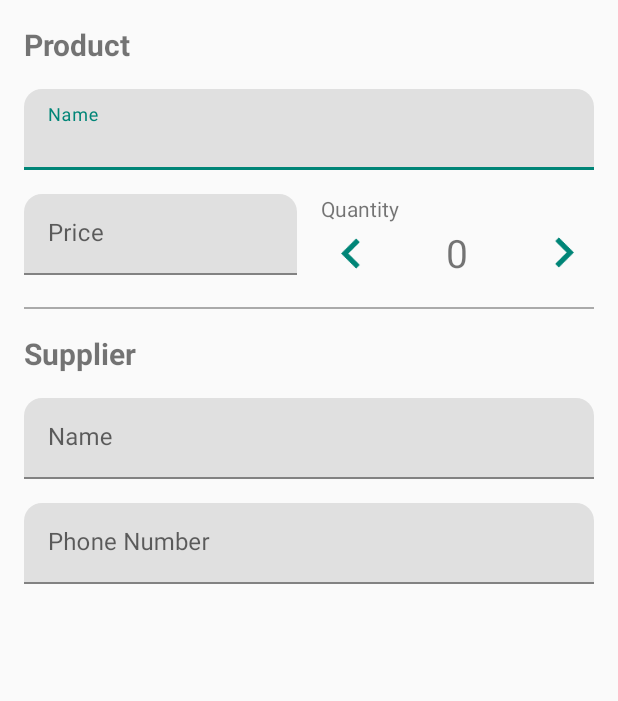
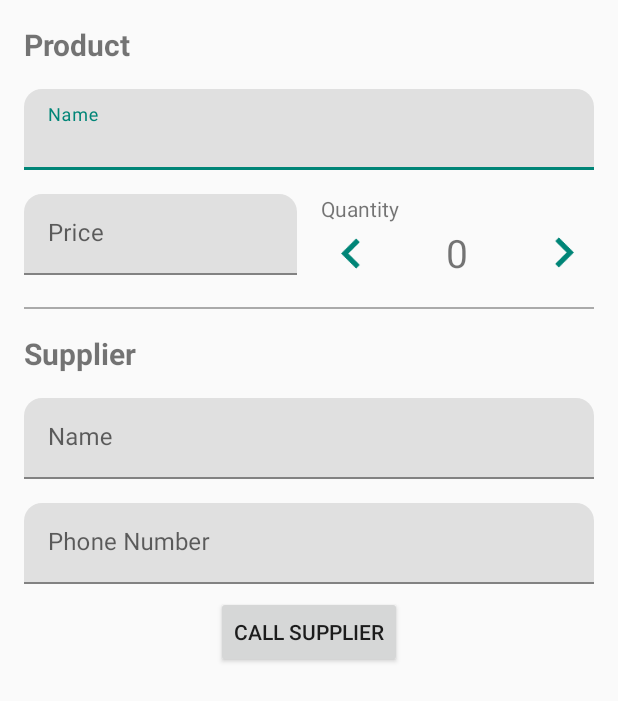
Before and after one commit to LuizPelegrini/ABND_P7, an Android app: the layout details_layout.xml on its own in the app's theme, with its tools: preview values and no code run, on a phone screen of 412 x 824 dp. Shown: the top 701 px of the screen. Run offline under Robolectric (Android 15) with nearby library versions, the phone set to English and light mode, and no system bars.

Commit message:
Add call supplier button in DetailsActivity to open phone app

```diff
--- a/app/src/main/AndroidManifest.xml
+++ b/app/src/main/AndroidManifest.xml
@@ -1,6 +1,7 @@
 <?xml version="1.0" encoding="utf-8"?>
 <manifest xmlns:android="http://schemas.android.com/apk/res/android"
     package="com.example.android.abnd_p7">
+    <uses-permission android:name="android.permission.CALL_PHONE"/>
 
     <application
         android:allowBackup="true"
@@ -27,5 +28,4 @@
             android:name=".data.ProductProvider"
             android:exported="false"/>
     </application>
-
 </manifest>
--- a/app/src/main/java/com/example/android/abnd_p7/adapter/ProductRecyclerAdapter.java
+++ b/app/src/main/java/com/example/android/abnd_p7/adapter/ProductRecyclerAdapter.java
@@ -54,8 +54,6 @@ public class ProductRecyclerAdapter extends RecyclerView.Adapter<ProductRecycler
                 public void onClick(View v) {
                     // Creates the intent
                     Intent intent = new Intent(context, DetailsActivity.class);
-
-                    Log.d(TAG, "Id: " + id);
 
                     // Creates the uri based on the product id
                     Uri uri = ContentUris.withAppendedId(StoreContract.ProductEntry.CONTENT_URI, id);
--- a/app/src/main/res/layout/activity_main.xml
+++ b/app/src/main/res/layout/activity_main.xml
@@ -39,6 +39,7 @@
         android:layout_height="match_parent"/>
 
     <ImageView
+        android:id="@+id/no_products_image"
         android:layout_width="wrap_content"
         android:layout_height="wrap_content"
         android:layout_centerInParent="true"
--- a/app/src/main/res/layout/details_layout.xml
+++ b/app/src/main/res/layout/details_layout.xml
@@ -148,5 +148,13 @@
                 android:inputType="phone"
                 android:singleLine="true"/>
         </android.support.design.widget.TextInputLayout>
+
+        <Button
+            android:id="@+id/call_supplier_button"
+            android:layout_width="wrap_content"
+            android:layout_height="wrap_content"
+            android:layout_gravity="center_horizontal"
+            android:layout_marginTop="@dimen/margin_item_view"
+            android:text="@string/call_supplier"/>
     </LinearLayout>
 </ScrollView>
--- a/app/src/main/res/values/strings.xml
+++ b/app/src/main/res/values/strings.xml
@@ -19,6 +19,7 @@
     <string name="delete_product_menu_action">Delete this product</string>
     <string name="save_product_menu_action">Save product</string>
     <string name="delete_product_successfully">Product deleted successfully</string>
+    <string name="call_supplier">Call Supplier</string>
 
     <!--Error messages-->
     <string name="no_name">You must provide a name.</string>
```
Also changed, not shown: app/src/main/java/com/example/android/abnd_p7/DetailsActivity.java (+56 -20 lines), app/src/main/java/com/example/android/abnd_p7/MainActivity.java (+9 -0 lines).
